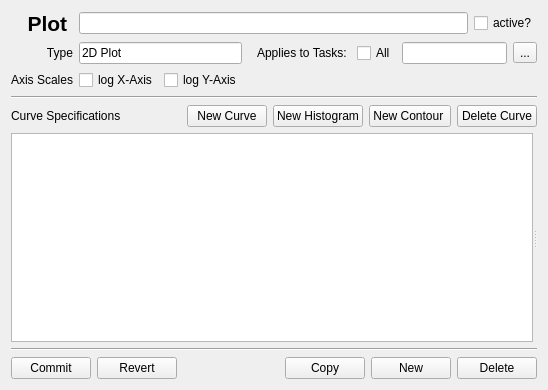
The window that copasi/plotUI/CQPlotSubwidget.ui (copasi/COPASI) describes before a commit, drawn with Qt 5.
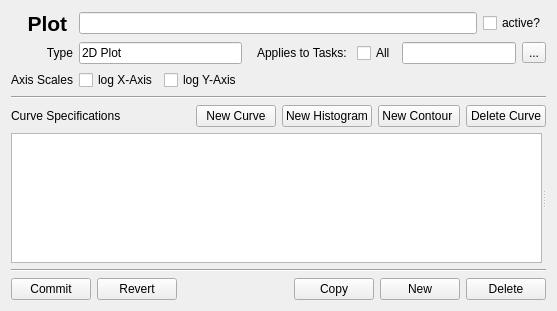
The same window after the commit. Custom widgets are drawn as their Qt base class.

Commit message: Bug 2873: Item reordering through mouse dragging in plots and reports.

Diff of the .ui file:
```diff
--- a/copasi/plotUI/CQPlotSubwidget.ui
+++ b/copasi/plotUI/CQPlotSubwidget.ui
@@ -7,8 +7,8 @@
    <rect>
     <x>0</x>
     <y>0</y>
-    <width>548</width>
-    <height>390</height>
+    <width>557</width>
+    <height>311</height>
    </rect>
   </property>
   <property name="windowTitle">
@@ -33,6 +33,15 @@
       <bool>false</bool>
      </property>
      <widget class="QListWidget" name="mpListPlotItems">
+      <property name="dragDropMode">
+       <enum>QAbstractItemView::InternalMove</enum>
+      </property>
+      <property name="defaultDropAction">
+       <enum>Qt::IgnoreAction</enum>
+      </property>
+      <property name="alternatingRowColors">
+       <bool>true</bool>
+      </property>
       <property name="selectionMode">
        <enum>QAbstractItemView::ExtendedSelection</enum>
       </property>
```
Left out of the diff: 15 changed lines with no effect on the pictures. The commit also changes 3 other files.
